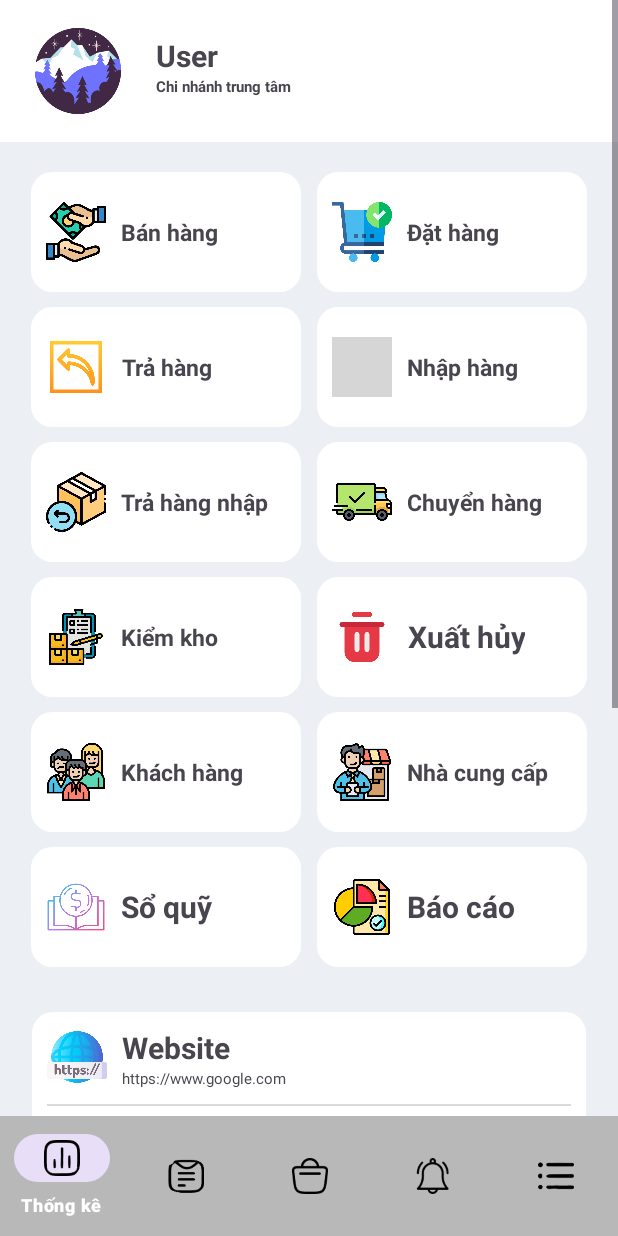
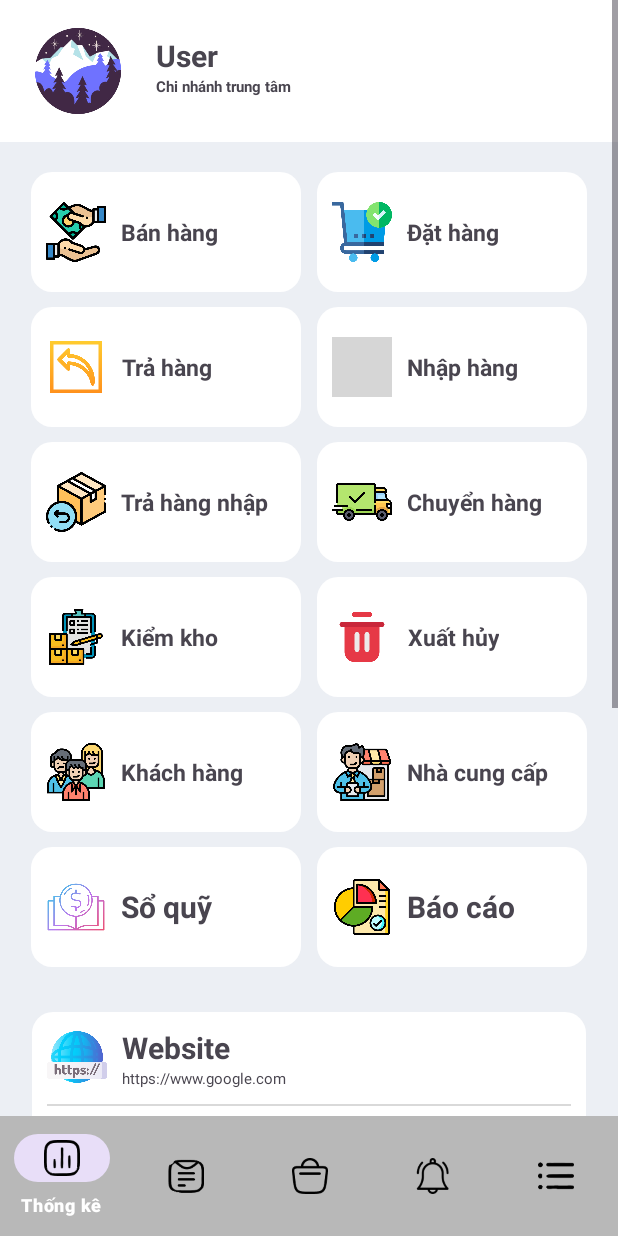
Before and after one commit to thang-nguyen-coder/QLKH_team3, an Android app: the fragment Fragment_User placed in its activity, on a phone screen of 412 x 824 dp. Run offline under Robolectric (Android 15) with nearby library versions, the phone set to English and light mode, and no system bars; grey boxes are pictures that could not be loaded.

Commit message:
updata size text

```diff
--- a/app/src/main/res/layout/fragment__user.xml
+++ b/app/src/main/res/layout/fragment__user.xml
@@ -252,7 +252,7 @@
                             android:layout_marginHorizontal="10dp"
                             android:gravity="center"
                             android:textStyle="bold"
-                            android:textSize="20sp"
+                            android:textSize="15sp"
                             android:text="Xuất hủy"
                             android:layout_width="wrap_content"
                             android:layout_height="match_parent"/>
```
